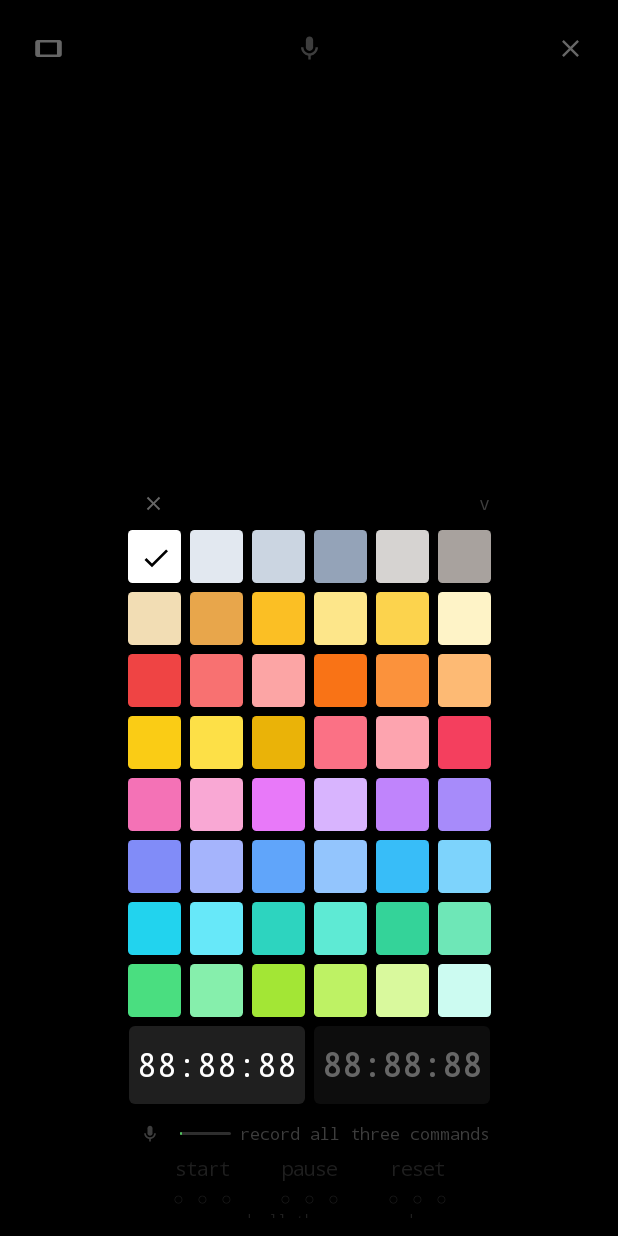
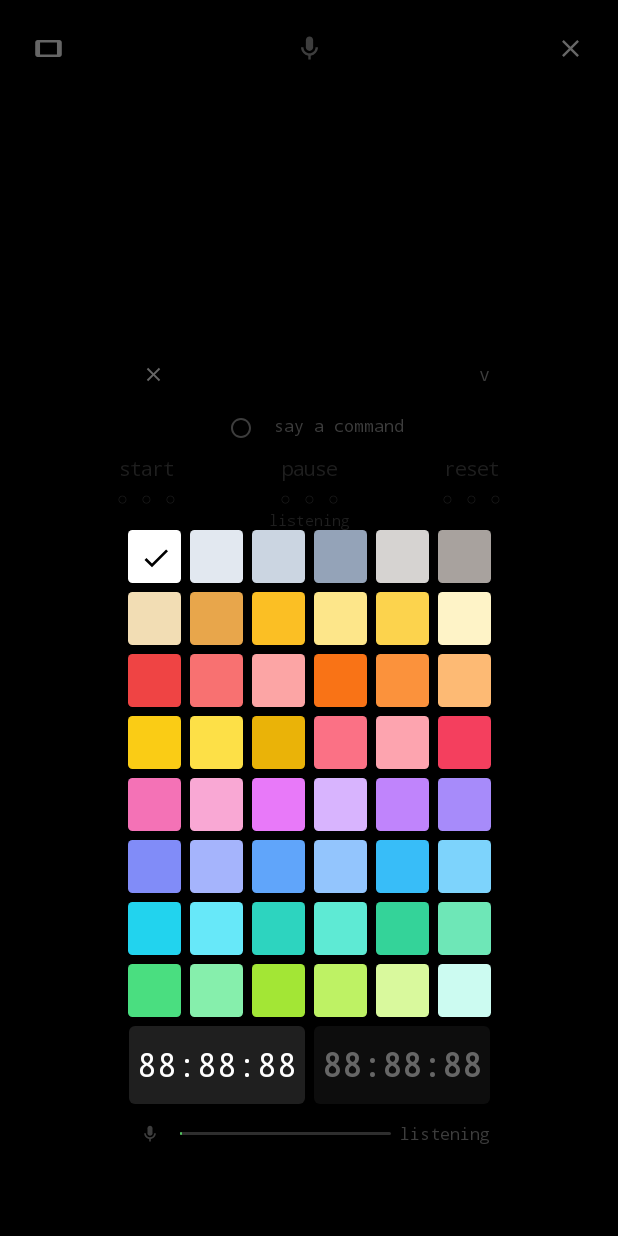
Before and after one commit to markoboskoauroville/MINIMALIST_STOPWATCH, an Android app built with Jetpack Compose: the screen it shows after launch (MainActivity), after a tap on "Settings", on a phone screen of 412 x 824 dp. Run offline under Robolectric (Android 15) with nearby library versions, the phone set to English and light mode, and no system bars; pictures from the network do not load.

Commit message:
v15: the recorder moves to the top, and arming is a mode with one button
THE RECORDER GOES FIRST because nothing else in the panel does anything until
three samples per command exist. Colour and weight are adjustments to
something that already works; this is what makes it work at all.

ONE ICON LANGUAGE ACROSS THE WHOLE APP: hollow is off, solid is on. The
microphone on the main screen already said it that way. Now the record arm
says it — hollow circle disarmed, solid red dot armed — and so do the three
sample slots under each word. A check holds all three together, because the
moment one of them starts using a slash or a colour alone there are two
languages on one screen.

ARMED IT RECORDS, DISARMED IT LISTENS, and those are the only two modes. One
button moves between them, so there is never a question about what a press on
a slot will do. A slot press with recording off was the commonest way to
destroy a good sample by accident, and that kind of accident is silent:
everything still looks recorded, it just stops matching.

The two modes are mutually exclusive in the engine as well, not only in the
interface. A word lit by the sample currently being recorded is a light that
means nothing.

With the panel open and recording disarmed, matching runs whether or not the
main-screen microphone is on, and the press stays suppressed. That is the test
asked for: disengage recording, speak, watch the word light, and nothing moves.

The slot guard silently failed to apply the first time — the block had been
re-indented by the move, so the replacement matched nothing. verify.py caught
it, which is the second time this session a check has caught an edit that
looked applied and was not.

Test 1: 72 cases. verify.py: 40 of 40.

```diff
--- a/app/src/main/java/com/mantra/stopwatch/MainActivity.kt
+++ b/app/src/main/java/com/mantra/stopwatch/MainActivity.kt
@@ -29,6 +29,7 @@ import androidx.compose.foundation.layout.width
 import androidx.compose.foundation.shape.RoundedCornerShape
 import androidx.compose.material.icons.Icons
 import androidx.compose.material.icons.filled.Check
+import androidx.compose.material.icons.filled.FiberManualRecord
 import androidx.compose.material.icons.filled.Close
 import androidx.compose.material.icons.filled.Mic
 import androidx.compose.material.icons.filled.Mic
@@ -38,6 +39,7 @@ import androidx.compose.material.icons.filled.Settings
 import androidx.compose.material.icons.filled.StayCurrentLandscape
 import androidx.compose.material.icons.filled.StayCurrentPortrait
 import androidx.compose.material.icons.filled.Stop
+import androidx.compose.material.icons.outlined.Circle
 import androidx.compose.material.icons.outlined.Mic
 import androidx.compose.material3.Icon
 import androidx.compose.material3.IconButton
@@ -217,6 +219,7 @@ private fun Screen(store: Store, activity: ComponentActivity) {
     // ─────────────────────────────────────────────────────────────────────────────────────────
     var scores by remember { mutableStateOf<List<Pair<Control, Double>>>(emptyList()) }
     var templatesReady by remember { mutableStateOf(0) }
+    var recordArmed by remember { mutableStateOf(false) }
 
     val engine = remember {
         VoiceEngine(
@@ -259,8 +262,15 @@ private fun Screen(store: Store, activity: ComponentActivity) {
         }
     }
 
-    DisposableEffect(listening, granted) {
-        engine.setArmed(listening && granted)
+    // ARMED FOR RECORDING MEANS NOT LISTENING FOR COMMANDS, and the two cannot overlap: a slot
+    // being recorded while the matcher is running would light a word from the sample being
+    // recorded, which is a light that means nothing.
+    //
+    // With the panel open and recording disarmed, matching runs whether or not the microphone
+    // switch on the main screen is on. That is the test Baba asked for: disengage recording, say
+    // a command, watch the word light. The press is suppressed elsewhere, so nothing moves.
+    DisposableEffect(listening, granted, settingsOpen, recordArmed) {
+        engine.setArmed(granted && !recordArmed && (listening || settingsOpen))
         onDispose { }
     }
 
@@ -454,6 +464,8 @@ private fun Screen(store: Store, activity: ComponentActivity) {
                 engine = engine,
                 store = store,
                 onRecorded = { templatesReady++ },
+                recordArmed = recordArmed,
+                onArm = { recordArmed = it },
                 lit = lit,
                 voiceState = voiceState,
                 onColour = { colour = it; store.colour = it },
@@ -513,6 +525,12 @@ private fun Glyph(
     tone: Tone,
     size: Dp,
     modifier: Modifier = Modifier,
+    /**
+     * An override for the one control whose colour means something rather than ranking it. The
+     * record arm is red while armed because red is what recording is everywhere, and that is a
+     * different axis from the prominence ladder the tones express.
+     */
+    tint: Color? = null,
     onPress: () -> Unit,
 ) {
     // enabled = false on a DEAD control does two things at once and both are wanted: it takes
@@ -523,7 +541,7 @@ private fun Glyph(
         enabled = tone != Tone.DEAD,
         modifier = modifier.size(size),
         colors = IconButtonDefaults.iconButtonColors(
-            contentColor = when (tone) {
+            contentColor = tint ?: when (tone) {
                 Tone.PRIMARY -> GLYPH_PRIMARY
                 Tone.HIGHLIGHT -> GLYPH
                 else -> GLYPH_SECOND
@@ -561,6 +579,8 @@ private fun SettingsGrid(
     engine: VoiceEngine,
     store: Store,
     onRecorded: () -> Unit,
+    recordArmed: Boolean,
+    onArm: (Boolean) -> Unit,
     lit: Lit,
     voiceState: String,
     onColour: (Long) -> Unit,
@@ -641,6 +661,139 @@ private fun SettingsGrid(
                 maxLines = 1,
             )
         }
+
+        // ─────────────────────────────────────────────────────────────────────────────────────
+        // THE RECORDER, AT THE TOP, WHERE THE WORK STARTS.
+        //
+        // Nothing else in this panel does anything until three samples per command exist, so it
+        // goes first. Colour and weight are adjustments to something that already works; this is
+        // the thing that makes it work at all.
+        //
+        // THE SAME LANGUAGE AS EVERYWHERE ELSE IN THIS APP: hollow is off, solid is on. The
+        // microphone on the main screen already says it that way, and so do these — a hollow
+        // circle is a slot with no recording, a solid one has a recording, and the arm button is
+        // hollow when it is not recording and a solid red dot when it is.
+        //
+        // ARMED, IT RECORDS. DISARMED, IT LISTENS. Those are the only two modes and pressing one
+        // button moves between them, so there is never a question about what a press on a slot
+        // will do. With the panel open the recognised command lights its word and DOES NOT move
+        // the stopwatch, which is what makes this a test rather than a use.
+        // ─────────────────────────────────────────────────────────────────────────────────────
+        Row(
+            modifier = Modifier.fillMaxWidth().padding(bottom = 2.dp),
+            horizontalArrangement = Arrangement.Center,
+            verticalAlignment = Alignment.CenterVertically,
+        ) {
+            Glyph(
+                icon = if (recordArmed) Icons.Filled.FiberManualRecord else Icons.Outlined.Circle,
+                label = if (recordArmed) "Stop recording" else "Record samples",
+                tone = Tone.SECONDARY,
+                size = 34.dp,
+                tint = if (recordArmed) Color(0xFF9B3B33) else null,
+            ) { onArm(!recordArmed) }
+            Text(
+                text = if (recordArmed) "tap a circle to record" else "say a command",
+                style = TextStyle(
+                    fontFamily = FontFamily.Monospace,
+                    color = if (recordArmed) Color(0xFF9B3B33) else GLYPH_SECOND,
+                    fontSize = 11.sp,
+                ),
+                maxLines = 1,
+                softWrap = false,
+                modifier = Modifier.padding(start = 6.dp),
+            )
+        }
+
+        // ─────────────────────────────────────────────────────────────────────────────────
+        // THE RECORDER AND THE TESTER, WHICH ARE THE SAME THREE WORDS.
+        //
+        // Press a word: it records a second and a half of you saying that command. Say a
+        // word: it lights for a second. One row does both because they are the same
+        // question asked twice — what does this command sound like, and did it hear it.
+        //
+        // A word with no recording is dim and outlined by its absence: nothing works until
+        // all three exist, and the state line says so rather than leaving it to be guessed.
+        // ─────────────────────────────────────────────────────────────────────────────────
+        Row(
+            modifier = Modifier.fillMaxWidth().padding(top = 2.dp),
+            horizontalArrangement = Arrangement.SpaceEvenly,
+            verticalAlignment = Alignment.Top,
+        ) {
+            Control.entries.forEach { control ->
+                val on = lit.isLit(control, tickNow)
+                val taken = store.sampleCount(control)
+                Column(horizontalAlignment = Alignment.CenterHorizontally) {
+                    Text(
+                        text = Heard.primary(control),
+                        style = TextStyle(
+                            fontFamily = FontFamily.Monospace,
+                            color = when {
+                                on -> Color(colour)
+                                taken > 0 -> GLYPH_SECOND
+                                else -> GLYPH_OFF
+                            },
+                            fontSize = 13.sp,
+                        ),
+                        maxLines = 1,
+                        softWrap = false,
+                    )
+                    // THREE SLOTS, EACH ONE PRESSABLE ON ITS OWN. A single button that filled
+                    // the next empty slot would give no way to redo the one that went wrong,
+                    // and the one that went wrong is the whole reason there are three.
+                    Row(
+                        modifier = Modifier.padding(top = 2.dp),
+                        horizontalArrangement = Arrangement.spacedBy(2.dp),
+                    ) {
+                        for (slot in 0 until Store.SAMPLES) {
+                            val filled = store.hasSample(control, slot)
+                            val busy = recordingFor == Pair(control, slot)
+                            Text(
+                                text = if (filled) "\u25CF" else "\u25CB",
+                                style = TextStyle(
+                                    fontFamily = FontFamily.Monospace,
+                                    color = when {
+                                        busy -> Color(0xFF9B3B33)
+                                        filled -> GLYPH_SECOND
+                                        else -> GLYPH_OFF
+                                    },
+                                    fontSize = 12.sp,
+                                ),
+                                modifier = Modifier
+                                    // ONLY WHILE ARMED. A slot press with recording off is the
+                                    // commonest way to destroy a good sample by accident, and a
+                                    // sample destroyed by accident is silent: everything still
+                                    // looks recorded, it just stops matching.
+                                    .clickable(enabled = recordArmed && !recording) {
+                                        onRecord(control, slot)
+                                    }
+                                    .padding(horizontal = 3.dp, vertical = 1.dp),
+                            )
+                        }
+                    }
+                }
+            }
+        }
+
+        // THE SCORES. Every comparison, accepted or not, with its distance. A near miss that
+        // shows a number is a threshold that can be changed from evidence; a near miss that
+        // shows nothing is indistinguishable from not having heard anything at all.
+        Text(
+            text = when {
+                recording -> "recording " +
+                    (recordingFor?.let { Heard.primary(it.first) + " " + (it.second + 1) } ?: "")
+                scores.isEmpty() -> voiceState
+                else -> scores.joinToString("  ") {
+                    Heard.primary(it.first).take(3) + " " + "%.2f".format(it.second)
+                }
+            },
+            style = TextStyle(
+                fontFamily = FontFamily.Monospace,
+                color = if (recording) Color(0xFF9B3B33) else GLYPH_OFF,
+                fontSize = 10.sp,
+            ),
+            maxLines = 1,
+            softWrap = false,
+        )
 
         Palette.SWATCHES.chunked(columns).forEach { row ->
             Row(
@@ -735,90 +888,6 @@ private fun SettingsGrid(
             // while sessions climb means it never got as far as opening the microphone, so a
             // still meter is not a broken meter. Those two numbers tell the difference without
             // anybody having to guess, and the error name can be read out loud.
-            // ─────────────────────────────────────────────────────────────────────────────────
-            // THE RECORDER AND THE TESTER, WHICH ARE THE SAME THREE WORDS.
-            //
-            // Press a word: it records a second and a half of you saying that command. Say a
-            // word: it lights for a second. One row does both because they are the same
-            // question asked twice — what does this command sound like, and did it hear it.
-            //
-            // A word with no recording is dim and outlined by its absence: nothing works until
-            // all three exist, and the state line says so rather than leaving it to be guessed.
-            // ─────────────────────────────────────────────────────────────────────────────────
-            Row(
-                modifier = Modifier.fillMaxWidth().padding(top = 2.dp),
-                horizontalArrangement = Arrangement.SpaceEvenly,
-                verticalAlignment = Alignment.Top,
-            ) {
-                Control.entries.forEach { control ->
-                    val on = lit.isLit(control, tickNow)
-                    val taken = store.sampleCount(control)
-                    Column(horizontalAlignment = Alignment.CenterHorizontally) {
-                        Text(
-                            text = Heard.primary(control),
-                            style = TextStyle(
-                                fontFamily = FontFamily.Monospace,
-                                color = when {
-                                    on -> Color(colour)
-                                    taken > 0 -> GLYPH_SECOND
-                                    else -> GLYPH_OFF
-                                },
-                                fontSize = 13.sp,
-                            ),
-                            maxLines = 1,
-                            softWrap = false,
-                        )
-                        // THREE SLOTS, EACH ONE PRESSABLE ON ITS OWN. A single button that filled
-                        // the next empty slot would give no way to redo the one that went wrong,
-                        // and the one that went wrong is the whole reason there are three.
-                        Row(
-                            modifier = Modifier.padding(top = 2.dp),
-                            horizontalArrangement = Arrangement.spacedBy(2.dp),
-                        ) {
-                            for (slot in 0 until Store.SAMPLES) {
-                                val filled = store.hasSample(control, slot)
-                                val busy = recordingFor == Pair(control, slot)
-                                Text(
-                                    text = if (filled) "\u25CF" else "\u25CB",
-                                    style = TextStyle(
-                                        fontFamily = FontFamily.Monospace,
-                                        color = when {
-                                            busy -> Color(0xFF9B3B33)
-                                            filled -> GLYPH_SECOND
-                                            else -> GLYPH_OFF
-                                        },
-                                        fontSize = 12.sp,
-                                    ),
-                                    modifier = Modifier
-                                        .clickable(enabled = !recording) { onRecord(control, slot) }
-                                        .padding(horizontal = 3.dp, vertical = 1.dp),
-                                )
-                            }
-                        }
-                    }
-                }
-            }
-
-            // THE SCORES. Every comparison, accepted or not, with its distance. A near miss that
-            // shows a number is a threshold that can be changed from evidence; a near miss that
-            // shows nothing is indistinguishable from not having heard anything at all.
-            Text(
-                text = when {
-                    recording -> "recording " +
-                        (recordingFor?.let { Heard.primary(it.first) + " " + (it.second + 1) } ?: "")
-                    scores.isEmpty() -> voiceState
-                    else -> scores.joinToString("  ") {
-                        Heard.primary(it.first).take(3) + " " + "%.2f".format(it.second)
-                    }
-                },
-                style = TextStyle(
-                    fontFamily = FontFamily.Monospace,
-                    color = if (recording) Color(0xFF9B3B33) else GLYPH_OFF,
-                    fontSize = 10.sp,
-                ),
-                maxLines = 1,
-                softWrap = false,
-            )
         }
     }
 }
--- a/gradle.properties
+++ b/gradle.properties
@@ -5,7 +5,7 @@
 # build.gradle.kts turns it into versionCode and versionName, and the workflow reads this same
 # line to build the file name and the release tag. A convention that depends on somebody typing
 # it correctly survives until the first tired evening, so nothing here is typed twice.
-appVersion=14
+appVersion=15
 
 org.gradle.jvmargs=-Xmx3g -Dfile.encoding=UTF-8
 org.gradle.parallel=true
```
Also changed, not shown: 1 other file.
